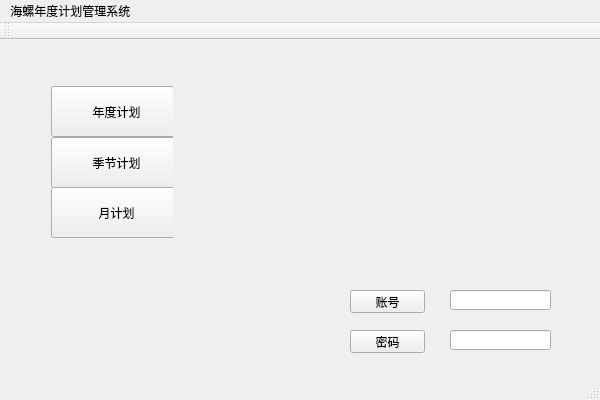
Qt form BackendGuI/BackendGuI/BackendGuI.ui (LarkHunter/lark) before a commit.
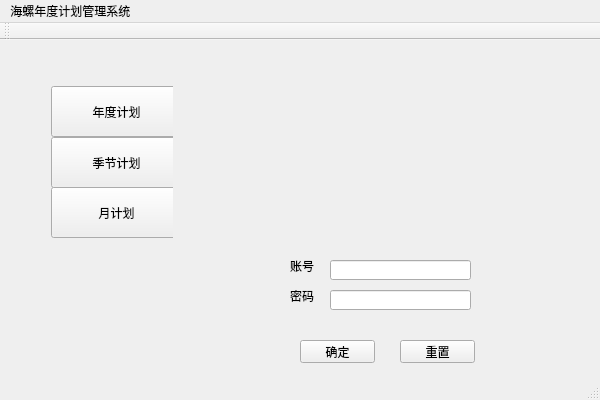
The same form after that commit.

Commit message: 界面调整

Diff of the .ui file:
```diff
--- a/BackendGuI/BackendGuI/BackendGuI.ui
+++ b/BackendGuI/BackendGuI/BackendGuI.ui
@@ -17,35 +17,35 @@
    <widget class="QPushButton" name="accountBtn">
     <property name="geometry">
      <rect>
-      <x>350</x>
-      <y>250</y>
+      <x>300</x>
+      <y>300</y>
       <width>75</width>
       <height>23</height>
      </rect>
     </property>
     <property name="text">
-     <string>账号</string>
+     <string>确定</string>
     </property>
    </widget>
    <widget class="QPushButton" name="pwdBtn">
     <property name="geometry">
      <rect>
-      <x>350</x>
-      <y>290</y>
+      <x>400</x>
+      <y>300</y>
       <width>75</width>
       <height>23</height>
      </rect>
     </property>
     <property name="text">
-     <string>密码</string>
+     <string>重置</string>
     </property>
    </widget>
    <widget class="QLineEdit" name="lineEdit">
     <property name="geometry">
      <rect>
-      <x>450</x>
-      <y>250</y>
-      <width>101</width>
+      <x>330</x>
+      <y>220</y>
+      <width>141</width>
       <height>20</height>
      </rect>
     </property>
@@ -53,14 +53,14 @@
    <widget class="QLineEdit" name="lineEdit_2">
     <property name="geometry">
      <rect>
-      <x>450</x>
-      <y>290</y>
-      <width>101</width>
+      <x>330</x>
+      <y>250</y>
+      <width>141</width>
       <height>20</height>
      </rect>
     </property>
    </widget>
-   <widget class="QWidget" name="">
+   <widget class="QWidget" name="layoutWidget">
     <property name="geometry">
      <rect>
       <x>40</x>
@@ -111,6 +111,32 @@
      </item>
     </layout>
    </widget>
+   <widget class="QLabel" name="label">
+    <property name="geometry">
+     <rect>
+      <x>290</x>
+      <y>216</y>
+      <width>41</width>
+      <height>20</height>
+     </rect>
+    </property>
+    <property name="text">
+     <string>账号</string>
+    </property>
+   </widget>
+   <widget class="QLabel" name="label_2">
+    <property name="geometry">
+     <rect>
+      <x>290</x>
+      <y>245</y>
+      <width>31</width>
+      <height>21</height>
+     </rect>
+    </property>
+    <property name="text">
+     <string>密码</string>
+    </property>
+   </widget>
   </widget>
   <widget class="QToolBar" name="mainToolBar">
    <attribute name="toolBarArea">
```
Left out of the diff: 4 changed lines with no effect on the pictures. The commit also changes 2 other files.
